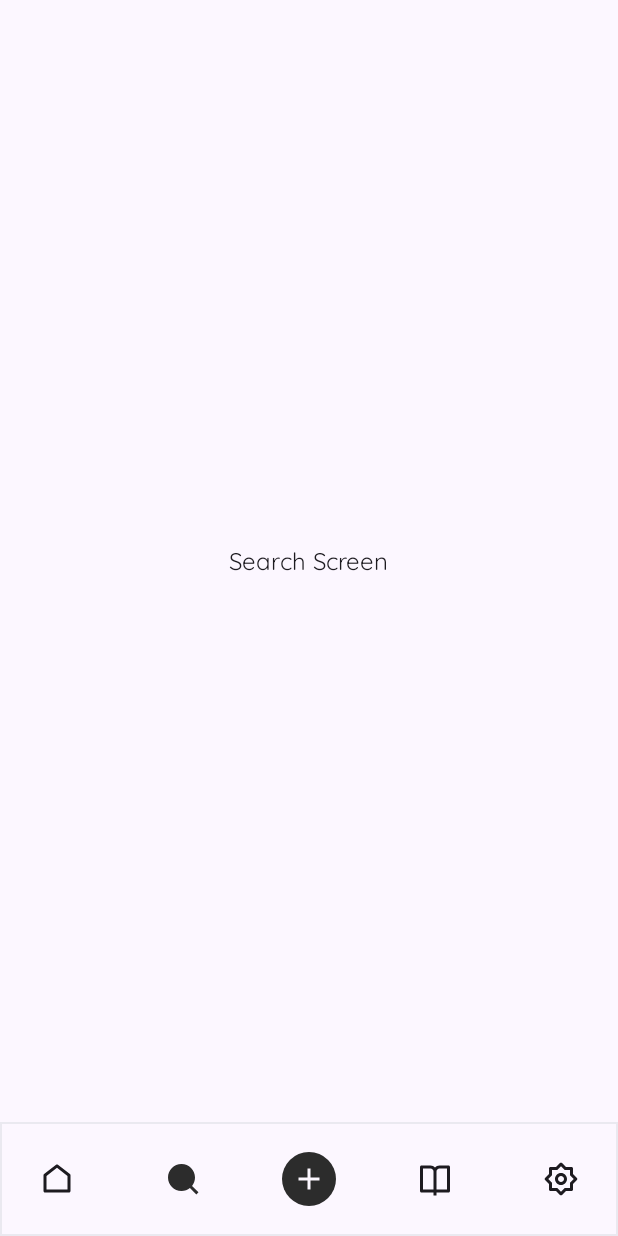
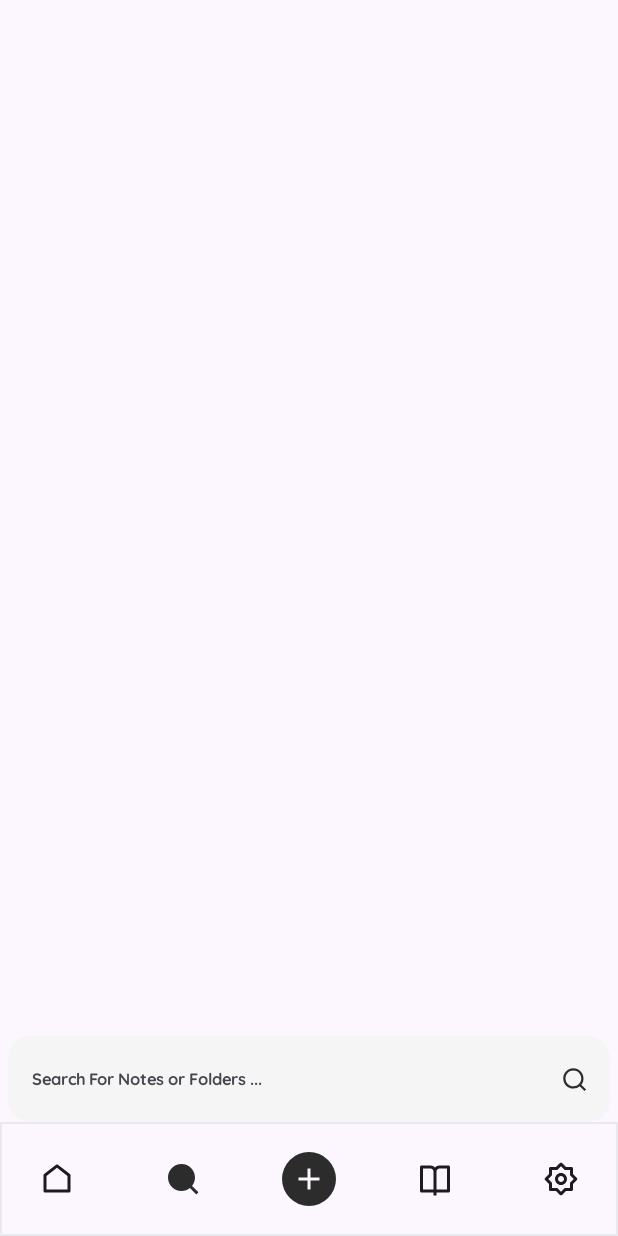
Before and after one commit to TechSmith90210/Jot, an Android app built with Jetpack Compose: the RootScreen screen opened through its navigation route, item 2 of the bottom bar chosen, on a phone screen of 412 x 824 dp. Run offline under Robolectric (Android 15) with nearby library versions, the phone set to English and light mode, and no system bars; our stand-ins replace Dagger/Hilt's generated code; libraries missing offline, so code that uses them is left out: coil.decode, io.github.jan.supabase; pictures from the network do not load; 5 statements that could not run were skipped.

Commit message:
feat: search screen UI layout complete

```diff
--- a/app/src/main/java/com/mindpalace/app/presentation/screens/search/SearchScreen.kt
+++ b/app/src/main/java/com/mindpalace/app/presentation/screens/search/SearchScreen.kt
@@ -1,29 +1,80 @@
 package com.mindpalace.app.presentation.screens.search
 
+import androidx.compose.foundation.clickable
 import androidx.compose.foundation.layout.Arrangement
-import androidx.compose.foundation.layout.Box
 import androidx.compose.foundation.layout.Column
+import androidx.compose.foundation.layout.fillMaxHeight
+import androidx.compose.foundation.layout.fillMaxWidth
 import androidx.compose.foundation.layout.padding
+import androidx.compose.foundation.layout.size
+import androidx.compose.foundation.shape.RoundedCornerShape
+import androidx.compose.foundation.text.KeyboardActions
+import androidx.compose.material3.Icon
+import androidx.compose.material3.MaterialTheme
 import androidx.compose.material3.Scaffold
 import androidx.compose.material3.Text
+import androidx.compose.material3.TextField
+import androidx.compose.material3.TextFieldDefaults
 import androidx.compose.runtime.Composable
+import androidx.compose.runtime.mutableStateOf
+import androidx.compose.runtime.remember
 import androidx.compose.ui.Alignment
 import androidx.compose.ui.Modifier
+import androidx.compose.ui.graphics.Color
+import androidx.compose.ui.platform.LocalFocusManager
+import androidx.compose.ui.res.painterResource
+import androidx.compose.ui.text.input.TextFieldValue
+import androidx.compose.ui.unit.dp
+import com.mindpalace.app.R
 
 @Composable
-fun SearchScreen(modifier: Modifier) {
+fun SearchScreen(modifier: Modifier = Modifier) {
+    val searchQuery = remember { mutableStateOf(TextFieldValue("")) }
+    val focusManager = LocalFocusManager.current
     Scaffold(
-        content = { padding ->
-            Box(
-                modifier = modifier.padding(padding),
-                contentAlignment = Alignment.Center,
-                content = {
-                    Column(
-                        horizontalAlignment = Alignment.CenterHorizontally,
-                        verticalArrangement = Arrangement.Center
-                    ) {
-                        Text("Search Screen")
+        content = {  paddingValues ->
+            Column(
+                modifier = modifier
+                    .fillMaxHeight().padding(paddingValues).clickable(
+                        indication = null,
+                        interactionSource = null
+
+                    ){
+                        focusManager.clearFocus()
+                    },
+                verticalArrangement = Arrangement.Bottom,
+                horizontalAlignment = Alignment.CenterHorizontally
+            ) {
+                // Search bar at the bottom
+                TextField(
+                    value = searchQuery.value,
+                    onValueChange = { newValue -> searchQuery.value = newValue },
+                    label = { Text(text = "Search For Notes or Folders ...",style = MaterialTheme.typography.labelSmall) },
+                    maxLines = 1,
+                    singleLine = true,
+                    shape = RoundedCornerShape(15.dp),
+                    modifier = Modifier
+                        .fillMaxWidth().padding(horizontal = 5.dp),
+                    textStyle = MaterialTheme.typography.headlineSmall,
+                    keyboardActions = KeyboardActions (
+                        onDone = {focusManager.clearFocus() },
+                    ),
+                    colors = TextFieldDefaults.colors(
+                        focusedContainerColor = MaterialTheme.colorScheme.surface,
+                        unfocusedContainerColor = MaterialTheme.colorScheme.surface,
+                        cursorColor = MaterialTheme.colorScheme.onSurface,
+                        unfocusedIndicatorColor = Color.Transparent,
+                        focusedIndicatorColor = Color.Transparent
+                    ),
+                    trailingIcon = {
+                        Icon(
+                            painter = painterResource(id = R.drawable.search_line),
+                            contentDescription = "",
+                            tint=MaterialTheme.colorScheme.primary,
+                            modifier = Modifier.size(18.dp)
+                        )
                     }
-                })
+                )
+            }
         })
 }
```
Also changed, not shown: app/src/main/java/com/mindpalace/app/presentation/screens/home/homeScreen.kt (+0 -17 lines).
